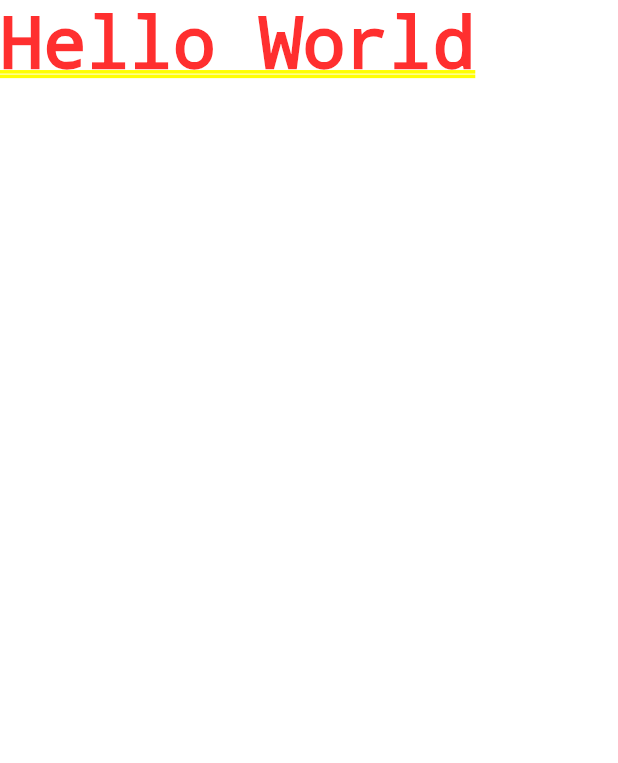
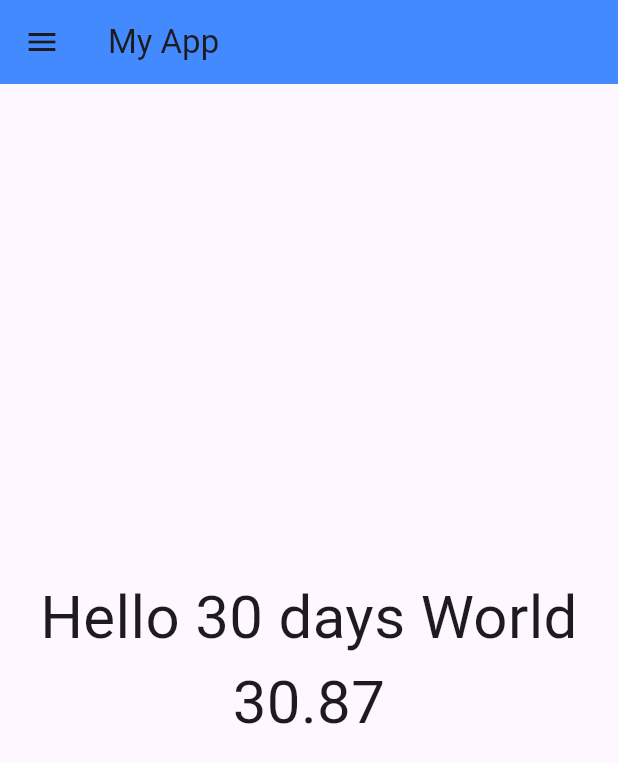
Before and after one commit to mipon21/Catalog_App, a Flutter app: the screen it shows after launch, on a phone screen of 412 x 824 dp. Shown: the top 763 px of the screen. Run offline on Flutter 3.47's test engine with Material 3 defaults, Android fonts, the phone set to English and light mode, and no system bars.

Commit message:
new commit

```diff
--- /dev/null
+++ b/lib/home_page.dart
@@ -0,0 +1,27 @@
+import 'package:flutter/material.dart';
+
+
+class HomePage extends StatelessWidget {
+  const HomePage({super.key});
+
+  @override
+  Widget build(BuildContext context) {
+    int days = 30;
+    num temperature = 30.87;
+    return  Scaffold(
+      appBar: AppBar(
+        title: Text('My App'),
+        backgroundColor: Colors.blueAccent,
+      ),
+      body: Center(
+        child: Text('Hello $days days World $temperature',
+          style: TextStyle(fontSize: 40),
+          textAlign: TextAlign.center,
+        ),
+      ),
+      drawer: Drawer(
+
+      ),
+    );
+  }
+}
--- a/lib/main.dart
+++ b/lib/main.dart
@@ -1,3 +1,4 @@
+import 'package:app04/home_page.dart';
 import 'package:flutter/cupertino.dart';
 import 'package:flutter/material.dart';
 
@@ -10,10 +11,11 @@ class MyApp extends StatelessWidget {
 
   @override
   Widget build(BuildContext context) {
+
+
     return MaterialApp(
-      home: Container(
-        child: Text('Hello World'),
-      ),
+      debugShowCheckedModeBanner: true,
+      home: HomePage(),
     );
   }
 }
```
